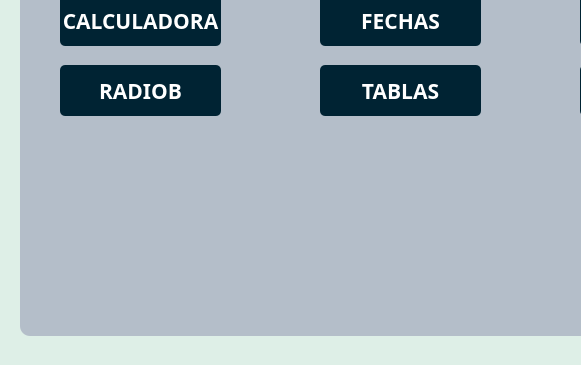
Above: interfaz/MainWindow.ui from eldaniell01/windows_python before the change; both pictures show x 0 to 581 and y 235 to 600 of the 800 by 600 pixel window. Below: the same form after it.
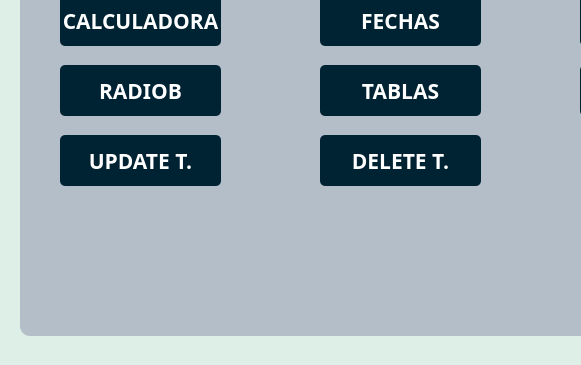
That is the form after the change.

The edit to the form file:
```diff
--- a/interfaz/MainWindow.ui
+++ b/interfaz/MainWindow.ui
@@ -365,6 +365,68 @@
      <string>INSERTAR T.</string>
     </property>
    </widget>
+   <widget class="QPushButton" name="btnupdate">
+    <property name="geometry">
+     <rect>
+      <x>40</x>
+      <y>240</y>
+      <width>161</width>
+      <height>51</height>
+     </rect>
+    </property>
+    <property name="font">
+     <font>
+      <family>Hack Nerd Font Mono</family>
+      <pointsize>16</pointsize>
+      <bold>true</bold>
+     </font>
+    </property>
+    <property name="cursor">
+     <cursorShape>PointingHandCursor</cursorShape>
+    </property>
+    <property name="mouseTracking">
+     <bool>false</bool>
+    </property>
+    <property name="styleSheet">
+     <string notr="true">background-color: rgb(0, 35, 51);
+border-radius: 5px;
+color: rgb(255, 255, 255);</string>
+    </property>
+    <property name="text">
+     <string>UPDATE T.</string>
+    </property>
+   </widget>
+   <widget class="QPushButton" name="btndelete">
+    <property name="geometry">
+     <rect>
+      <x>300</x>
+      <y>240</y>
+      <width>161</width>
+      <height>51</height>
+     </rect>
+    </property>
+    <property name="font">
+     <font>
+      <family>Hack Nerd Font Mono</family>
+      <pointsize>16</pointsize>
+      <bold>true</bold>
+     </font>
+    </property>
+    <property name="cursor">
+     <cursorShape>PointingHandCursor</cursorShape>
+    </property>
+    <property name="mouseTracking">
+     <bool>false</bool>
+    </property>
+    <property name="styleSheet">
+     <string notr="true">background-color: rgb(0, 35, 51);
+border-radius: 5px;
+color: rgb(255, 255, 255);</string>
+    </property>
+    <property name="text">
+     <string>DELETE T.</string>
+    </property>
+   </widget>
   </widget>
  </widget>
  <resources/>
```
